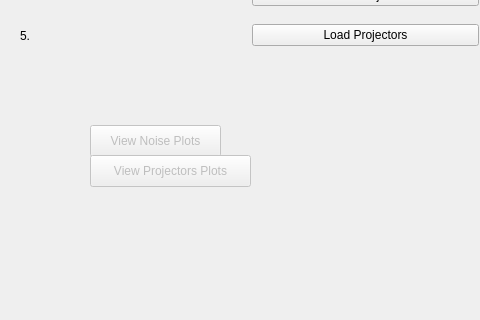
Old version of the form workflow.ui in the repository usnistgov/dastardcommander; both pictures show x 0 to 480 and y 165 to 485 of the 842 by 485 pixel window.
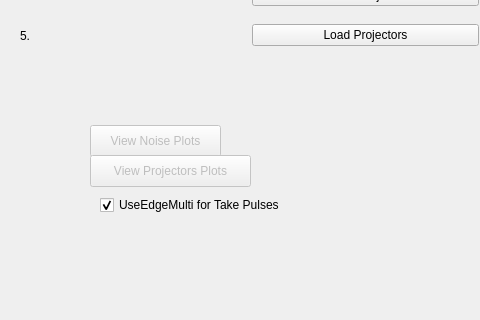
New version of the form.

Commit message: enable use of EdgeMulti for Workflow

What changed in the file:
```diff
--- a/workflow.ui
+++ b/workflow.ui
@@ -225,6 +225,22 @@
     <string>View Projectors Plots</string>
    </property>
   </widget>
+  <widget class="QCheckBox" name="checkBox_useEdgeMultiForTakePulses">
+   <property name="geometry">
+    <rect>
+     <x>100</x>
+     <y>360</y>
+     <width>211</width>
+     <height>20</height>
+    </rect>
+   </property>
+   <property name="text">
+    <string>UseEdgeMulti for Take Pulses</string>
+   </property>
+   <property name="checked">
+    <bool>true</bool>
+   </property>
+  </widget>
  </widget>
  <resources/>
  <connections/>
```
The commit also changes 1 other file.
